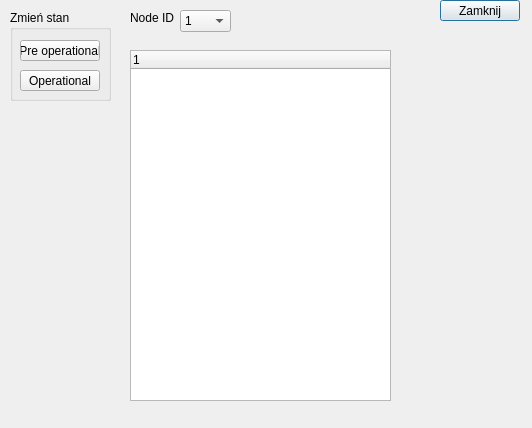
First picture: the form in canopen.ui, repository pdudek4/CAN_Serial_QT, before the edit.
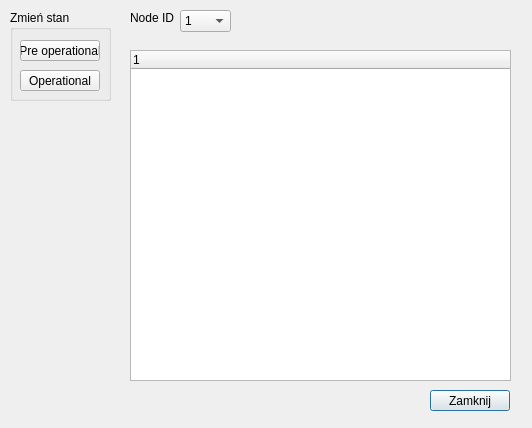
Second picture: the form after the edit.

```diff
--- a/canopen.ui
+++ b/canopen.ui
@@ -16,8 +16,8 @@
   <widget class="QPushButton" name="pushButtonClose">
    <property name="geometry">
     <rect>
-     <x>440</x>
-     <y>0</y>
+     <x>430</x>
+     <y>390</y>
      <width>80</width>
      <height>21</height>
     </rect>
@@ -70,8 +70,8 @@
     <rect>
      <x>130</x>
      <y>50</y>
-     <width>261</width>
-     <height>351</height>
+     <width>381</width>
+     <height>331</height>
     </rect>
    </property>
    <column>
```
